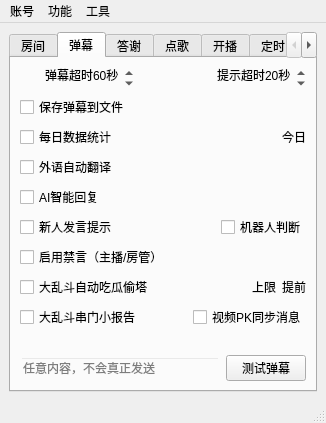
iwxyi/Bilibili-MagicalDanmaku, file mainwindow.ui: the form before one commit.
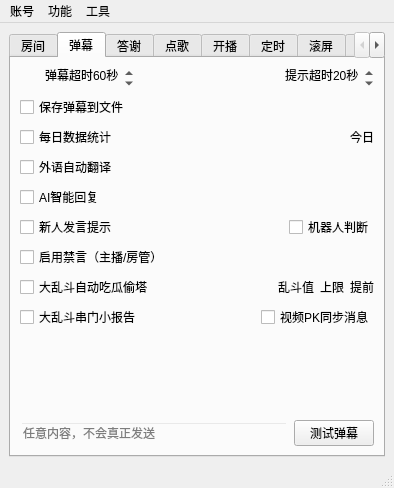
The form after the commit. The open tabs and pages were chosen to show the change. Icons and pictures are not drawn. Custom widgets are drawn as their Qt base class.

Commit message: 支持B站新规则的乱斗值比例（变贵了！）

The edit to the form file:
```diff
--- a/mainwindow.ui
+++ b/mainwindow.ui
@@ -6,8 +6,8 @@
    <rect>
     <x>0</x>
     <y>0</y>
-    <width>322</width>
-    <height>422</height>
+    <width>394</width>
+    <height>488</height>
    </rect>
   </property>
   <property name="windowTitle">
@@ -365,7 +365,7 @@
          </layout>
         </item>
         <item>
-         <layout class="QHBoxLayout" name="horizontalLayout_28" stretch="1,0,0">
+         <layout class="QHBoxLayout" name="horizontalLayout_28" stretch="1,0,0,0">
           <property name="topMargin">
            <number>0</number>
           </property>
@@ -380,6 +380,20 @@
             </property>
            </widget>
           </item>
+          <item>
+           <widget class="QPushButton" name="pkMelonValButton">
+            <property name="styleSheet">
+             <string notr="true">QPushButton
+{
+	background: transparent;
+	border: none;
+}</string>
+            </property>
+            <property name="text">
+             <string>乱斗值</string>
+            </property>
+           </widget>
+          </item>
           <item>
            <widget class="QPushButton" name="pkMaxGoldButton">
             <property name="styleSheet">
@@ -1828,8 +1842,8 @@
     <rect>
      <x>0</x>
      <y>0</y>
-     <width>322</width>
-     <height>23</height>
+     <width>394</width>
+     <height>26</height>
     </rect>
    </property>
    <widget class="QMenu" name="menu_2">
```
Left out of the diff: 2 changed lines with no effect on the pictures. The commit also changes 2 other files.
